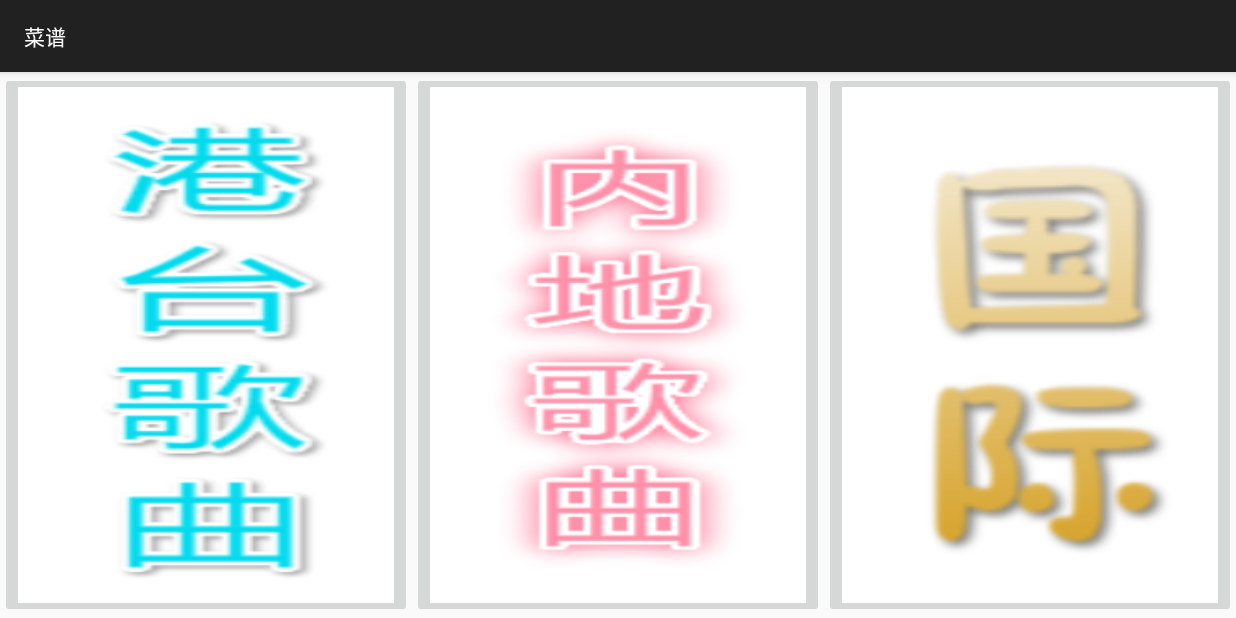
After one commit to Levi-Ackerman/MyCook, an Android app: the SongCategoryActivity screen opened directly, with no data from a screen before it, on a phone screen of 824 x 412 dp (held sideways). The commit adds this screen. Run offline under Robolectric (Android 15) with nearby library versions, the phone set to English and light mode, and no system bars.

Commit message:
歌曲分类做好了

```diff
--- a/app/src/main/AndroidManifest.xml
+++ b/app/src/main/AndroidManifest.xml
@@ -35,6 +35,8 @@
         </activity>
         <activity android:name=".CaiXiActivity"
             android:screenOrientation="landscape"/>
+        <activity android:name=".SongCategoryActivity"
+            android:screenOrientation="landscape"/>
     </application>
 
 </manifest>
--- a/app/src/main/java/lee/scut/edu/mycook/MainActivity.java
+++ b/app/src/main/java/lee/scut/edu/mycook/MainActivity.java
@@ -50,7 +50,7 @@ public class MainActivity extends BaseActivity implements View.OnClickListener {
     public void onClick(View v) {
         switch (v.getId()) {
             case R.id.ib_player:
-                jumpToActivity(PlayerActivity.class);
+                jumpToActivity(SongCategoryActivity.class);
                 break;
             case R.id.ib_caixi:
                 jumpToActivity(CaiXiActivity.class);
--- /dev/null
+++ b/app/src/main/java/lee/scut/edu/mycook/SongCategoryActivity.java
@@ -0,0 +1,25 @@
+package lee.scut.edu.mycook;
+
+import android.os.Bundle;
+import android.view.View;
+
+/**
+ * Created by jsonlee on 10/8/15.
+ */
+public class SongCategoryActivity extends BaseActivity implements View.OnClickListener {
+    @Override
+    protected void onCreate(Bundle savedInstanceState) {
+        super.onCreate(savedInstanceState);
+        setContentView(R.layout.acitivity_song_category);
+        findViewById(R.id.ib_gangtai).setOnClickListener(this);
+    }
+
+    @Override
+    public void onClick(View v) {
+        switch (v.getId()){
+            case R.id.ib_gangtai:
+                jumpToActivity(PlayerActivity.class);
+                break;
+        }
+    }
+}
--- /dev/null
+++ b/app/src/main/res/layout/acitivity_song_category.xml
@@ -0,0 +1,30 @@
+<?xml version="1.0" encoding="utf-8"?>
+<LinearLayout xmlns:android="http://schemas.android.com/apk/res/android"
+    android:layout_width="match_parent"
+    android:layout_height="match_parent"
+    android:orientation="horizontal">
+    <ImageButton
+        android:id="@+id/ib_gangtai"
+        android:layout_width="0dp"
+        android:layout_height="match_parent"
+        android:layout_weight="1"
+        android:scaleType="fitXY"
+        android:src="@drawable/gangtai" />
+
+    <ImageButton
+        android:layout_width="0dp"
+        android:layout_height="match_parent"
+        android:layout_weight="1"
+
+        android:scaleType="fitXY"
+        android:src="@drawable/neidi" />
+
+    <ImageButton
+        android:layout_width="0dp"
+        android:layout_height="match_parent"
+        android:layout_weight="1"
+
+        android:scaleType="fitXY"
+        android:src="@drawable/guoji" />
+
+</LinearLayout>
```
Also changed, not shown: app/src/main/res/drawable/gangtai.png (added), app/src/main/res/drawable/guoji.png (added), app/src/main/res/drawable/neidi.png (added).
